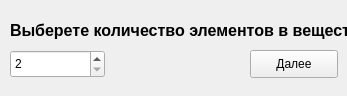
Above: FormulaByRatio.ui from GlushkoIlya/Chemical-calculator before the change. Below: the same form after it.
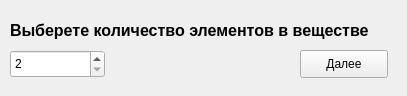
That is the form after the change.

```diff
--- a/FormulaByRatio.ui
+++ b/FormulaByRatio.ui
@@ -6,7 +6,7 @@
    <rect>
     <x>0</x>
     <y>0</y>
-    <width>347</width>
+    <width>407</width>
     <height>96</height>
    </rect>
   </property>
@@ -34,7 +34,7 @@
     <rect>
      <x>10</x>
      <y>20</y>
-     <width>351</width>
+     <width>390</width>
      <height>21</height>
     </rect>
    </property>
@@ -52,7 +52,7 @@
   <widget class="QPushButton" name="pushButton">
    <property name="geometry">
     <rect>
-     <x>250</x>
+     <x>300</x>
      <y>50</y>
      <width>88</width>
      <height>28</height>
```
Left out of the diff: 1 changed line with no effect on the pictures.
